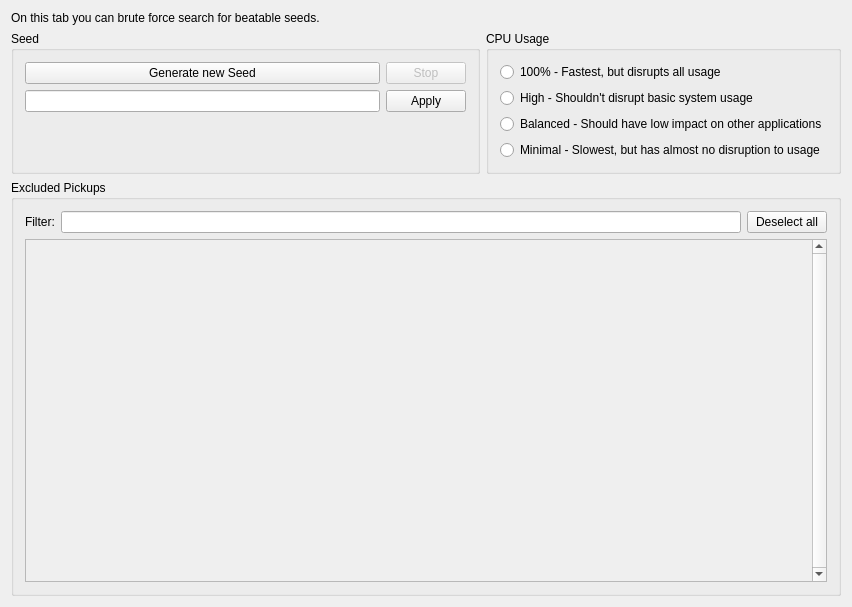
Before: the Qt Designer form randovania/gui/seed_searcher_window.ui in randovania/randovania, drawn with Qt 5.
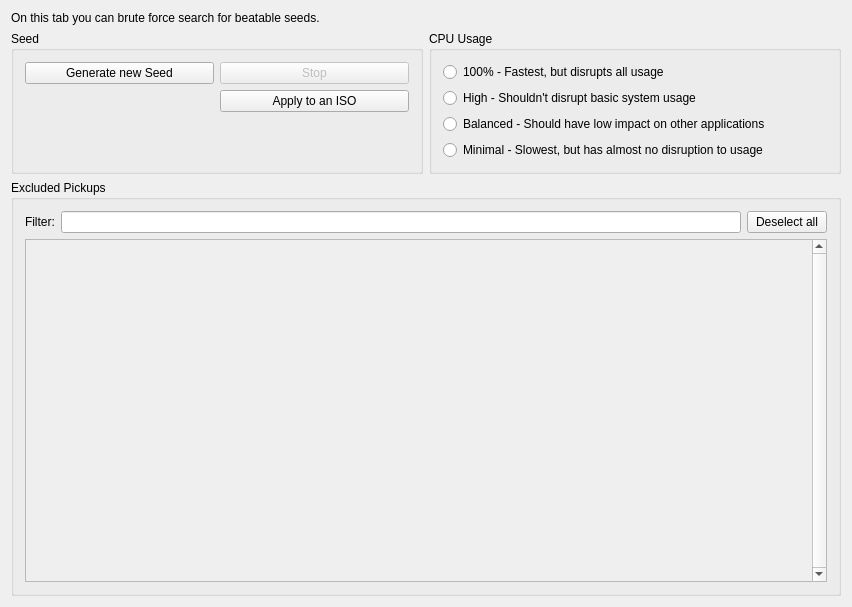
After: the same form once the commit is applied.

Commit message: Restore seed searching window by default

```diff
--- a/randovania/gui/seed_searcher_window.ui
+++ b/randovania/gui/seed_searcher_window.ui
@@ -137,20 +137,7 @@
        <item row="2" column="2">
         <widget class="QPushButton" name="applySeedButton">
          <property name="text">
-          <string>Apply</string>
-         </property>
-        </widget>
-       </item>
-       <item row="2" column="1">
-        <widget class="QLineEdit" name="currentSeedEdit">
-         <property name="maximumSize">
-          <size>
-           <width>16777215</width>
-           <height>16777215</height>
-          </size>
-         </property>
-         <property name="inputMethodHints">
-          <set>Qt::ImhDigitsOnly|Qt::ImhPreferNumbers</set>
+          <string>Apply to an ISO</string>
          </property>
         </widget>
        </item>
@@ -178,6 +165,16 @@
          </property>
         </widget>
        </item>
+       <item row="2" column="1">
+        <widget class="QLabel" name="last_seed_label">
+         <property name="text">
+          <string/>
+         </property>
+         <property name="alignment">
+          <set>Qt::AlignCenter</set>
+         </property>
+        </widget>
+       </item>
       </layout>
      </widget>
     </item>
```
The commit also changes 6 other files.
